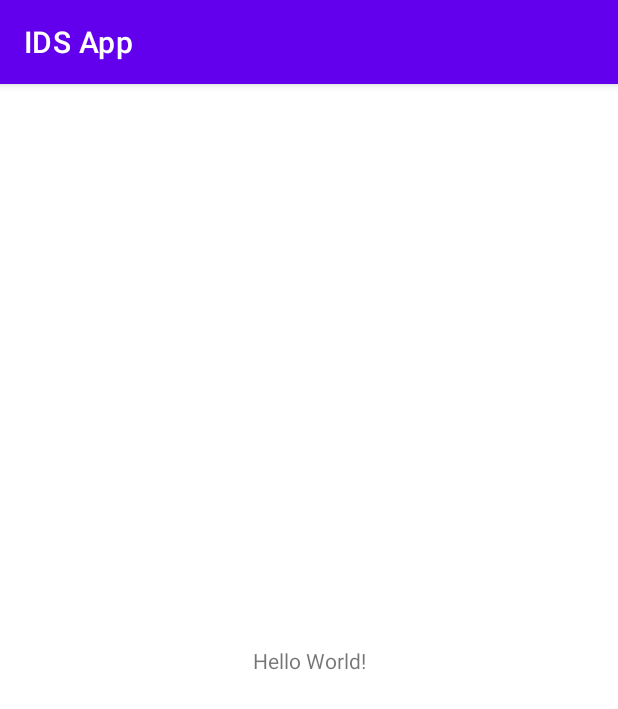
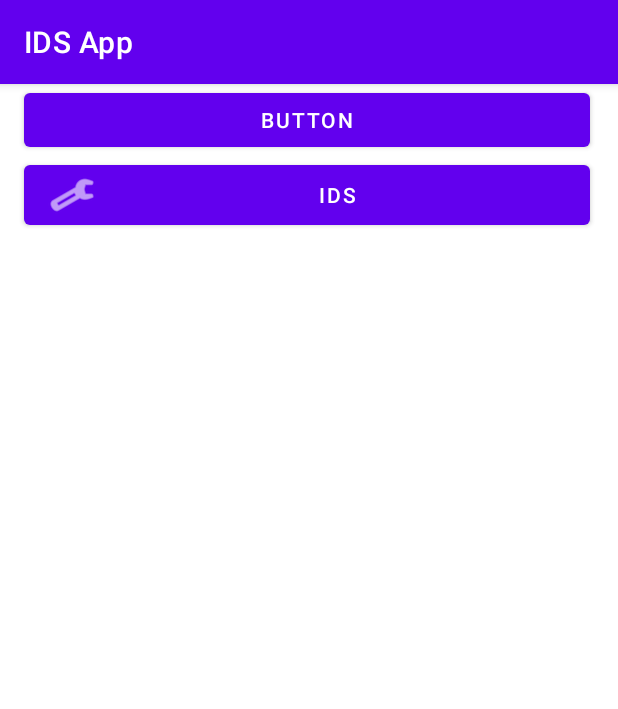
Before and after one commit to PIR-IDS/IDS-Android-App, an Android app: the screen it shows after launch (MainActivity), on a phone screen of 412 x 824 dp. Shown: the top 709 px of the screen. Run offline under Robolectric (Android 15) with nearby library versions, the phone set to English and light mode, and no system bars.

Commit message:
ids bluetooth connectivity completed

```diff
--- a/app/build.gradle
+++ b/app/build.gradle
@@ -1,6 +1,7 @@
 plugins {
     id 'com.android.application'
     id 'org.jetbrains.kotlin.android'
+    id 'kotlin-android-extensions'
 }
 
 android {
@@ -46,6 +47,8 @@ dependencies {
     implementation 'androidx.constraintlayout:constraintlayout:2.1.3'
     implementation 'com.google.code.ksoap2-android:ksoap2-android:3.6.2'
 
+    implementation 'androidx.appcompat:appcompat:1.3.1'
+
     testImplementation 'org.junit.jupiter:junit-jupiter:5.8.2'
 
     androidTestImplementation 'androidx.test.ext:junit:1.1.3'
--- /dev/null
+++ b/app/src/main/java/fr/pirids/idsapp/controller/api/Izly.java
@@ -0,0 +1,4 @@
+package fr.pirids.idsapp.controller.api;
+
+public class Izly {
+}
--- a/app/src/main/java/fr/pirids/idsapp/controller/view/MainActivity.kt
+++ b/app/src/main/java/fr/pirids/idsapp/controller/view/MainActivity.kt
@@ -1,12 +1,44 @@
 package fr.pirids.idsapp.controller.view
 
+import android.Manifest
+import android.bluetooth.BluetoothAdapter
+import android.bluetooth.BluetoothDevice
+import android.bluetooth.BluetoothManager
+import android.content.BroadcastReceiver
+import android.content.Context
+import android.content.Intent
+import android.content.IntentFilter
+import android.content.pm.PackageManager
+import android.location.LocationManager
+import android.os.Bundle
+import android.provider.Settings
+import android.widget.Button
+import android.widget.TextView
+import android.widget.Toast
 import androidx.appcompat.app.AppCompatActivity
-import android.os.Bundle
+import androidx.core.app.ActivityCompat
 import fr.pirids.idsapp.R
+import kotlinx.android.synthetic.main.activity_main.*
+
 
 class MainActivity : AppCompatActivity() {
+
+    private val REQUEST_CODE_ENABLE_BT: Int = 1
+
+    lateinit var buttonIDS : Button
+
+    //val text = findViewById<TextView>(R.id.textView)
+
+    private lateinit var bluetoothAdapter: BluetoothAdapter
+
     override fun onCreate(savedInstanceState: Bundle?) {
         super.onCreate(savedInstanceState)
         setContentView(R.layout.activity_main)
+
+        buttonIDS = findViewById(R.id.ids_button)
+        buttonIDS.setOnClickListener {
+            val intent = Intent(this, IDSActivity::class.java)
+            startActivity(intent)
+        }
     }
 }
--- a/app/src/main/java/fr/pirids/idsapp/model/api/Izly.java
+++ /dev/null
@@ -1,4 +0,0 @@
-package fr.pirids.idsapp.model.api;
-
-public class Izly {
-}
--- a/app/src/main/res/layout/activity_main.xml
+++ b/app/src/main/res/layout/activity_main.xml
@@ -6,13 +6,29 @@
     android:layout_height="match_parent"
     tools:context=".controller.view.MainActivity">
 
-    <TextView
-        android:layout_width="wrap_content"
-        android:layout_height="wrap_content"
-        android:text="@string/text_main"
-        app:layout_constraintBottom_toBottomOf="parent"
-        app:layout_constraintLeft_toLeftOf="parent"
-        app:layout_constraintRight_toRightOf="parent"
-        app:layout_constraintTop_toTopOf="parent" />
+    <LinearLayout
+        android:layout_width="409dp"
+        android:layout_height="729dp"
+        android:orientation="vertical"
+        tools:layout_editor_absoluteX="1dp"
+        tools:layout_editor_absoluteY="1dp"
+        tools:ignore="MissingConstraints">
 
+        <Button
+            android:id="@+id/button"
+            android:layout_width="match_parent"
+            android:layout_height="wrap_content"
+            android:text="Button"
+            android:layout_marginStart="16dp"
+            android:layout_marginEnd="16dp"/>
+
+        <Button
+            android:id="@+id/ids_button"
+            android:layout_width="match_parent"
+            android:layout_height="wrap_content"
+            android:layout_marginStart="16dp"
+            android:layout_marginEnd="16dp"
+            android:text="IDS"
+            app:icon="@android:drawable/ic_menu_manage" />
+    </LinearLayout>
 </androidx.constraintlayout.widget.ConstraintLayout>
--- a/app/src/main/res/values/strings.xml
+++ b/app/src/main/res/values/strings.xml
@@ -1,4 +1,6 @@
 <resources>
     <string name="app_name">IDS App</string>
     <string name="text_main">Hello World!</string>
+    <string name="bluetooth_connect">Connect to IDS with Bluetooth</string>
+    <string name="bluetooth_error">Bluetooth not supported on this device</string>
 </resources>
--- a/build.gradle
+++ b/build.gradle
@@ -1,7 +1,7 @@
 // Top-level build file where you can add configuration options common to all sub-projects/modules.
 plugins {
-    id 'com.android.application' version '7.1.2' apply false
-    id 'com.android.library' version '7.1.2' apply false
+    id 'com.android.application' version '7.1.3' apply false
+    id 'com.android.library' version '7.1.3' apply false
     id 'org.jetbrains.kotlin.android' version '1.6.10' apply false
 }
 
```
Also changed, not shown: app/src/main/AndroidManifest.xml (+15 -0 lines), app/src/main/java/fr/pirids/idsapp/controller/bluetooth/BluetoothConnection.kt (added, +281 -0 lines), app/src/main/java/fr/pirids/idsapp/controller/view/IDSActivity.kt (added, +36 -0 lines), app/src/main/res/layout/activity_idsactivity.xml (added, +33 -0 lines), 1 other file.
